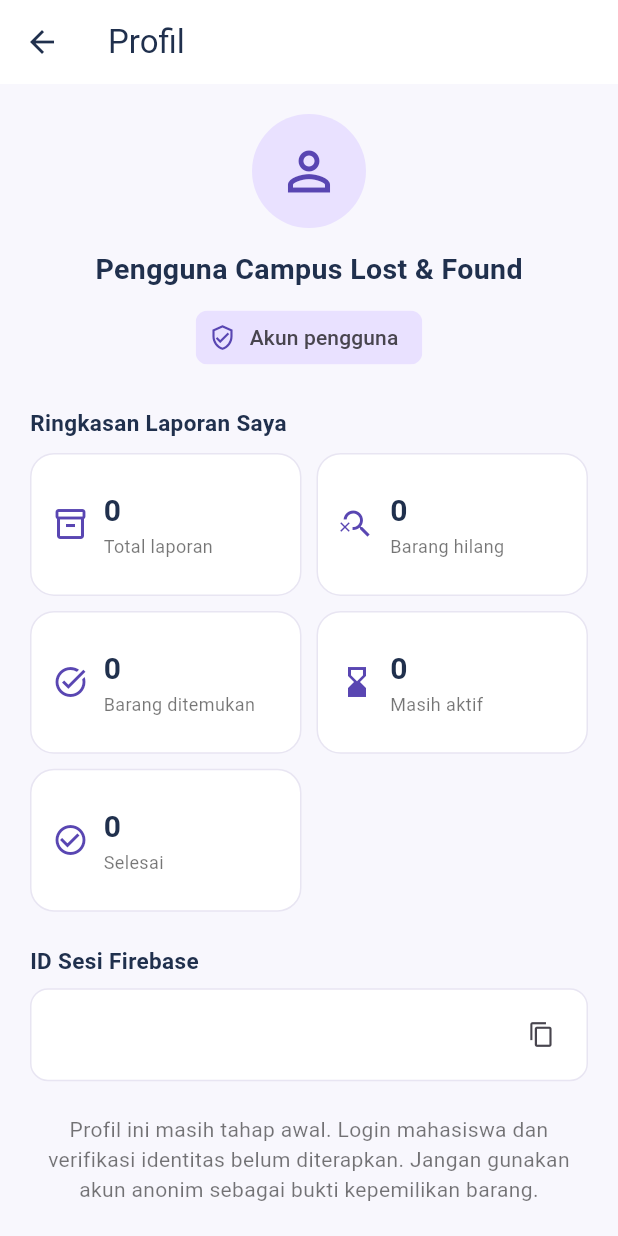
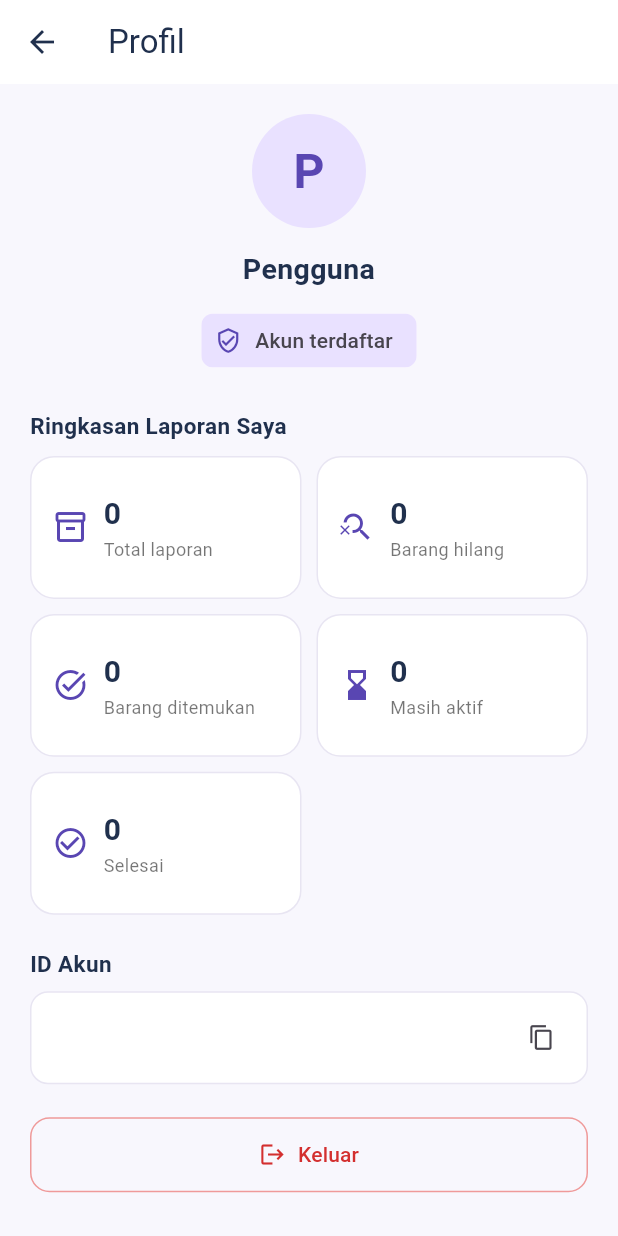
Before and after one commit to afiyfah/CampusLost-Found, a Flutter app: the ProfilePage screen opened directly, on a phone screen of 412 x 824 dp. Run offline on Flutter 3.47's test engine with Material 3 defaults, Android fonts, the phone set to English and light mode, and no system bars; our stand-ins replace cloud_firestore, firebase_auth, firebase_core, image_picker; accounts and stored records are empty; network calls fail.

Commit message:
Tambah halaman login, daftar, dan tamu

```diff
--- a/lib/pages/profile_page.dart
+++ b/lib/pages/profile_page.dart
@@ -3,6 +3,7 @@ import 'package:firebase_auth/firebase_auth.dart';
 import 'package:flutter/material.dart';
 import 'package:flutter/services.dart';
 
+import '../services/auth_service.dart';
 import '../services/report_service.dart';
 import '../widgets/report_card.dart';
 
@@ -57,7 +58,12 @@ class ProfilePage extends StatelessWidget {
 
   @override
   Widget build(BuildContext context) {
-    final user = FirebaseAuth.instance.currentUser;
+    // userChanges() ikut berubah saat nama akun selesai disimpan.
+    return StreamBuilder<User?>(
+      stream: FirebaseAuth.instance.userChanges(),
+      initialData: FirebaseAuth.instance.currentUser,
+      builder: (context, snapshot) {
+        final user = snapshot.data;
 
         return Scaffold(
           backgroundColor: campusBackground,
@@ -77,20 +83,28 @@ class ProfilePage extends StatelessWidget {
               else
                 const _StatsSection(),
               const SizedBox(height: 22),
-          const _SectionTitle('ID Sesi Firebase'),
+              const _SectionTitle('ID Akun'),
               const SizedBox(height: 8),
               _UidBox(uid: user?.uid),
               const SizedBox(height: 22),
-          const _Note(
-            'Profil ini masih tahap awal. Login mahasiswa dan '
-            'verifikasi identitas belum diterapkan. Jangan '
-            'gunakan akun anonim sebagai bukti kepemilikan '
-            'barang.',
-          ),
+              _AuthActions(user: user),
             ],
           ),
         );
+      },
+    );
   }
+}
+
+String profileDisplayName(User? user) {
+  if (user == null) return 'Belum masuk';
+  if (user.isAnonymous) return 'Tamu';
+
+  final name = user.displayName?.trim() ?? '';
+  if (name.isNotEmpty) return name;
+
+  final email = user.email ?? '';
+  return email.contains('@') ? email.split('@').first : 'Pengguna';
 }
 
 class _Header extends StatelessWidget {
@@ -100,28 +114,47 @@ class _Header extends StatelessWidget {
   @override
   Widget build(BuildContext context) {
     final anonymous = user?.isAnonymous == true;
+    final name = profileDisplayName(user);
+    final email = user?.email;
 
     return Column(
       children: [
-        const CircleAvatar(
+        CircleAvatar(
           radius: 38,
-          backgroundColor: Color(0xFFE9E1FF),
-          child: Icon(
+          backgroundColor: const Color(0xFFE9E1FF),
+          child: (user == null || anonymous)
+              ? const Icon(
                   Icons.person_outline,
                   size: 42,
                   color: campusPurple,
+                )
+              : Text(
+                  name.characters.first.toUpperCase(),
+                  style: const TextStyle(
+                    fontSize: 32,
+                    fontWeight: FontWeight.bold,
+                    color: campusPurple,
+                  ),
                 ),
         ),
         const SizedBox(height: 14),
-        const Text(
-          'Pengguna Campus Lost & Found',
-          style: TextStyle(
+        Text(
+          name,
+          textAlign: TextAlign.center,
+          style: const TextStyle(
             fontSize: 19,
             fontWeight: FontWeight.bold,
             color: campusInk,
           ),
         ),
-        const SizedBox(height: 8),
+        if (email != null && email.isNotEmpty) ...[
+          const SizedBox(height: 4),
+          Text(
+            email,
+            style: const TextStyle(color: Colors.black54),
+          ),
+        ],
+        const SizedBox(height: 10),
         Chip(
           avatar: Icon(
             anonymous
@@ -135,12 +168,81 @@ class _Header extends StatelessWidget {
                 ? 'Belum masuk'
                 : anonymous
                     ? 'Mode tamu (anonim)'
-                    : 'Akun pengguna',
+                    : 'Akun terdaftar',
           ),
           backgroundColor: const Color(0xFFE9E1FF),
           side: BorderSide.none,
         ),
       ],
+    );
+  }
+}
+
+class _AuthActions extends StatelessWidget {
+  final User? user;
+  const _AuthActions({required this.user});
+
+  Future<void> _logout(BuildContext context) async {
+    final confirmed = await showDialog<bool>(
+      context: context,
+      builder: (ctx) => AlertDialog(
+        title: const Text('Keluar dari akun?'),
+        content: const Text(
+          'Kamu akan kembali ke halaman Masuk.',
+        ),
+        actions: [
+          TextButton(
+            onPressed: () => Navigator.pop(ctx, false),
+            child: const Text('Batal'),
+          ),
+          TextButton(
+            onPressed: () => Navigator.pop(ctx, true),
+            child: const Text('Ya, keluar'),
+          ),
+        ],
+      ),
+    );
+
+    if (confirmed == true) {
+      await AuthService.signOut();
+    }
+  }
+
+  @override
+  Widget build(BuildContext context) {
+    final anonymous = user?.isAnonymous == true;
+
+    if (user == null) return const SizedBox.shrink();
+
+    if (anonymous) {
+      return Column(
+        children: [
+          const _Note(
+            'Kamu masuk sebagai tamu. Laporan yang dibuat sebagai '
+            'tamu tidak ikut terbawa ke akun terdaftar.',
+          ),
+          const SizedBox(height: 12),
+          FilledButton.icon(
+            onPressed: () => AuthService.signOut(),
+            icon: const Icon(Icons.login),
+            label: const Text('Masuk / Daftar Akun'),
+          ),
+        ],
+      );
+    }
+
+    return OutlinedButton.icon(
+      onPressed: () => _logout(context),
+      icon: const Icon(Icons.logout),
+      label: const Text('Keluar'),
+      style: OutlinedButton.styleFrom(
+        foregroundColor: Colors.red.shade700,
+        side: BorderSide(color: Colors.red.shade200),
+        padding: const EdgeInsets.symmetric(vertical: 15),
+        shape: RoundedRectangleBorder(
+          borderRadius: BorderRadius.circular(13),
+        ),
+      ),
     );
   }
 }
```
Also changed, not shown: lib/pages/auth_gate.dart (added, +31 -0 lines), lib/pages/auth_page.dart (added, +435 -0 lines), lib/services/auth_service.dart (added, +110 -0 lines), 3 other files. Lines whose indentation alone changed are shown as unchanged.
